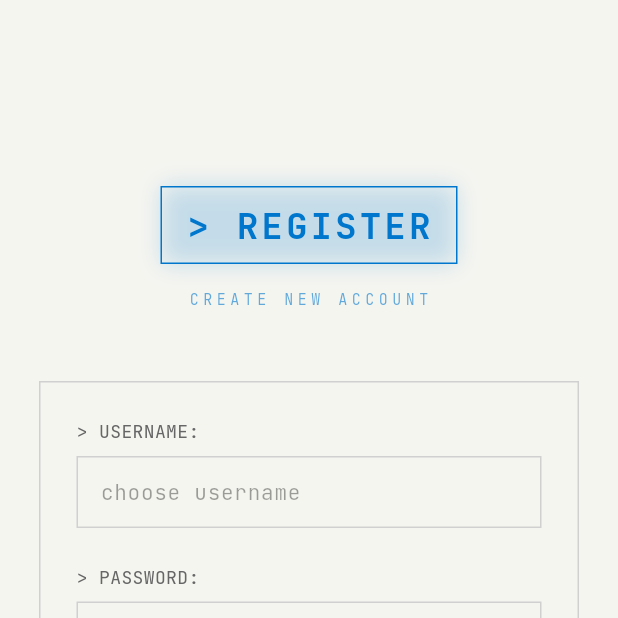
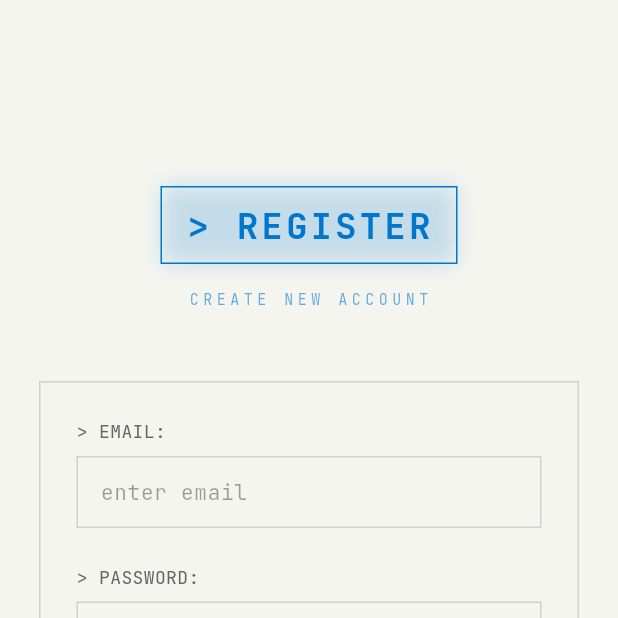
Before and after one commit to AalishMS/gymapp, a Flutter app: the RegisterScreen screen opened by its route, on a phone screen of 412 x 824 dp, the top half of it. Run offline on Flutter 3.47's test engine with Material 3 defaults, Android fonts, the phone set to English and light mode, and no system bars; our stand-ins replace fl_chart, flutter_secure_storage, google_fonts, hive, hive_flutter, shared_preferences; accounts and stored records are empty; network calls fail.

Commit message:
fix: change username field to email in auth screens

```diff
--- a/lib/screens/login_screen.dart
+++ b/lib/screens/login_screen.dart
@@ -11,7 +11,7 @@ class LoginScreen extends StatefulWidget {
 }
 
 class _LoginScreenState extends State<LoginScreen> {
-  final _usernameController = TextEditingController();
+  final _emailController = TextEditingController();
   final _passwordController = TextEditingController();
   final _authService = AuthService();
 
@@ -20,7 +20,7 @@ class _LoginScreenState extends State<LoginScreen> {
 
   @override
   void dispose() {
-    _usernameController.dispose();
+    _emailController.dispose();
     _passwordController.dispose();
     super.dispose();
   }
@@ -33,18 +33,18 @@ class _LoginScreenState extends State<LoginScreen> {
       _errorMessage = null;
     });
 
-    final username = _usernameController.text.trim();
+    final email = _emailController.text.trim();
     final password = _passwordController.text;
 
-    if (username.isEmpty || password.isEmpty) {
+    if (email.isEmpty || password.isEmpty) {
       setState(() {
         _isLoading = false;
-        _errorMessage = 'Username and password required';
+        _errorMessage = 'Email and password required';
       });
       return;
     }
 
-    final success = await _authService.login(username, password);
+    final success = await _authService.login(email, password);
 
     if (mounted) {
       setState(() {
@@ -92,11 +92,11 @@ class _LoginScreenState extends State<LoginScreen> {
                   child: Column(
                     crossAxisAlignment: CrossAxisAlignment.start,
                     children: [
-                      _buildTerminalLabel('> USERNAME:', textSecondary),
+                      _buildTerminalLabel('> EMAIL:', textSecondary),
                       const SizedBox(height: 8),
                       _buildTextField(
-                        controller: _usernameController,
-                        hintText: 'enter username',
+                        controller: _emailController,
+                        hintText: 'enter email',
                         textPrimary: textPrimary,
                         border: border,
                         accent: accent,
--- a/lib/screens/register_screen.dart
+++ b/lib/screens/register_screen.dart
@@ -11,7 +11,7 @@ class RegisterScreen extends StatefulWidget {
 }
 
 class _RegisterScreenState extends State<RegisterScreen> {
-  final _usernameController = TextEditingController();
+  final _emailController = TextEditingController();
   final _passwordController = TextEditingController();
   final _confirmPasswordController = TextEditingController();
   final _authService = AuthService();
@@ -21,7 +21,7 @@ class _RegisterScreenState extends State<RegisterScreen> {
 
   @override
   void dispose() {
-    _usernameController.dispose();
+    _emailController.dispose();
     _passwordController.dispose();
     _confirmPasswordController.dispose();
     super.dispose();
@@ -45,17 +45,17 @@ class _RegisterScreenState extends State<RegisterScreen> {
       _errorMessage = null;
     });
 
-    final username = _usernameController.text.trim();
+    final email = _emailController.text.trim();
 
-    if (username.isEmpty || password.isEmpty) {
+    if (email.isEmpty || password.isEmpty) {
       setState(() {
         _isLoading = false;
-        _errorMessage = 'Username and password required';
+        _errorMessage = 'Email and password required';
       });
       return;
     }
 
-    final success = await _authService.register(username, password);
+    final success = await _authService.register(email, password);
 
     if (mounted) {
       setState(() {
@@ -112,11 +112,11 @@ class _RegisterScreenState extends State<RegisterScreen> {
                   child: Column(
                     crossAxisAlignment: CrossAxisAlignment.start,
                     children: [
-                      _buildTerminalLabel('> USERNAME:', textSecondary),
+                      _buildTerminalLabel('> EMAIL:', textSecondary),
                       const SizedBox(height: 8),
                       _buildTextField(
-                        controller: _usernameController,
-                        hintText: 'choose username',
+                        controller: _emailController,
+                        hintText: 'enter email',
                         textPrimary: textPrimary,
                         border: border,
                         accent: accent,
```
